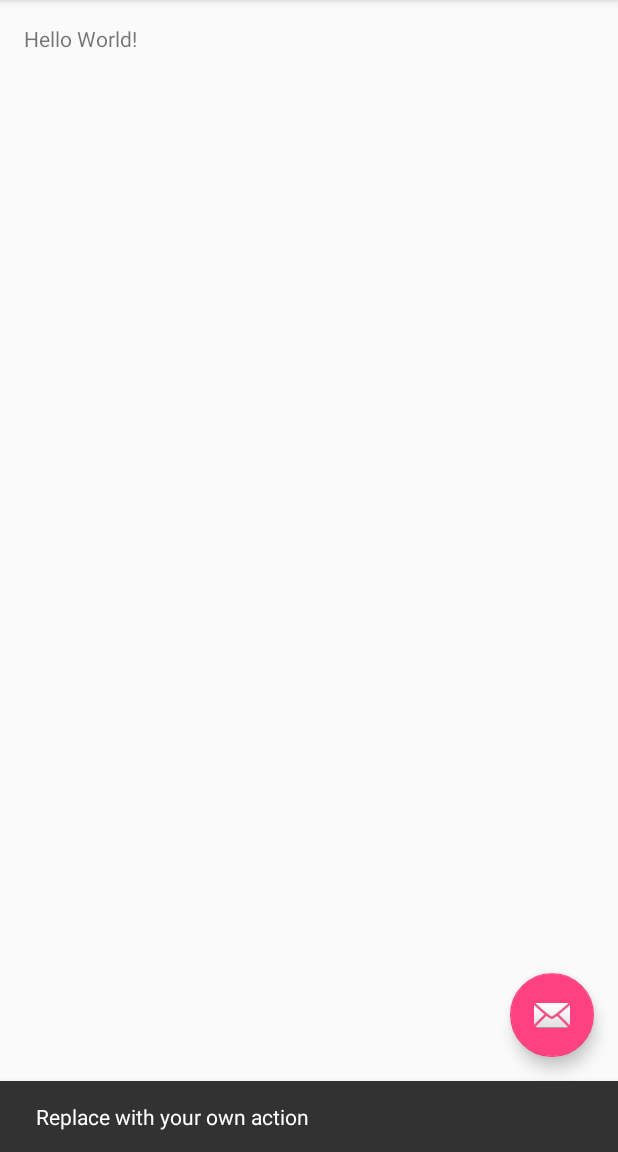
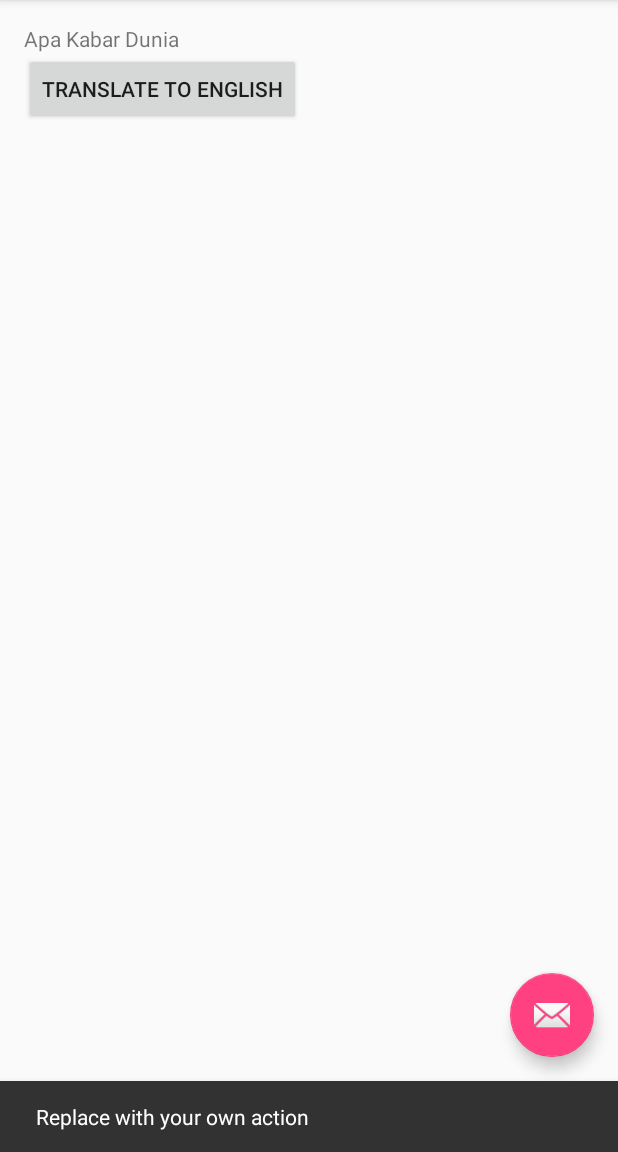
Before and after one commit to hg404/MobileJTE2016, an Android app: the screen it shows after launch (MainActivity), after a tap on an icon or button, on a phone screen of 412 x 824 dp, the part 84-1236 px from its top. Run offline under Robolectric (Android 15) with nearby library versions, the phone set to English and light mode, and no system bars; 3 other taps on this screen came first.

Commit message:
Tutorial 01

```diff
--- a/Tutorial01/app/src/main/res/layout/fragment_main.xml
+++ b/Tutorial01/app/src/main/res/layout/fragment_main.xml
@@ -10,8 +10,21 @@
     tools:showIn="@layout/activity_main">
 
     <TextView
+        android:text="@string/TULISAN_HELLO_WORLD"
         android:layout_width="wrap_content"
         android:layout_height="wrap_content"
-        android:text="Hello World!" />
+        android:id="@+id/txtTulisan" />
+
+    <Button
+        android:layout_width="wrap_content"
+        android:layout_height="wrap_content"
+        android:text="@string/TULISAN_TERJEMAHKAN"
+        android:id="@+id/btnTerjemahkan"
+        android:layout_below="@+id/txtTulisan"
+        android:layout_alignParentLeft="true"
+        android:layout_alignParentStart="true"
+        android:onClick="onClickTerjemahkan" />
+
+
 
 </RelativeLayout>
--- a/Tutorial01/app/src/main/res/values/strings.xml
+++ b/Tutorial01/app/src/main/res/values/strings.xml
@@ -1,4 +1,9 @@
 <resources>
     <string name="app_name">Tutorial01</string>
     <string name="action_settings">Settings</string>
+    <string name="TULISAN_HELLO_WORLD">Hello World</string>
+    <string name="TULISAN_APA_KABAR_DUNIA">Apa Kabar Dunia</string>
+    <string name="TULISAN_TERJEMAHKAN">Terjemahkan</string>
+    <string name="TERJEMAHKAN_KE_INGGRIS">Terjemahkan Ke Bahasa Indonesia</string>
+    <string name="TERJEMAHKAN_KE_INDONESIA">Translate To English</string>
 </resources>
```
Also changed, not shown: Tutorial01/app/src/main/java/com/example/mrizkijuanda/tutorial01/MainActivity.java (+26 -0 lines), 1 other file.
